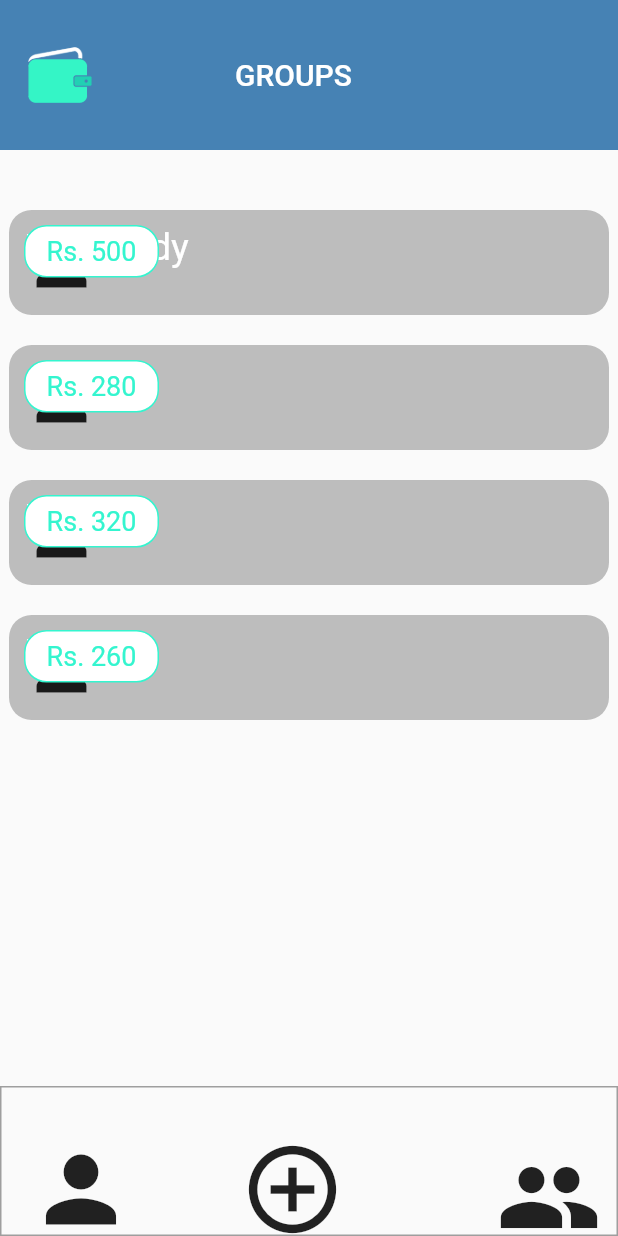
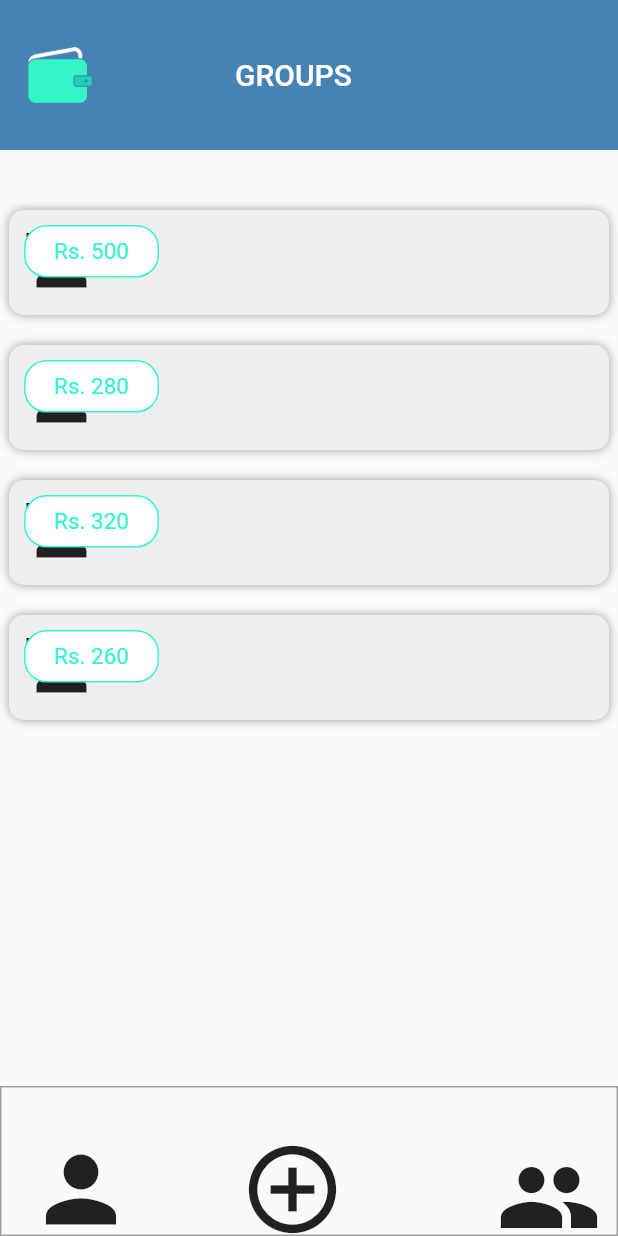
Before and after one commit to hansisanghani/BillSplit, a Flutter app: the FriendsRecord screen opened directly, after a tap on the "people" icon, on a phone screen of 412 x 824 dp. Run offline on Flutter 3.47's test engine with Material 2 defaults, Android fonts, the phone set to English and light mode, and no system bars; our stand-ins replace firebase_auth, firebase_core, google_sign_in, hexcolor; missing offline and left inert: align_positioned; accounts and stored records are empty.

Commit message:
UI modified

```diff
--- a/lib/friends_record.dart
+++ b/lib/friends_record.dart
@@ -1,3 +1,4 @@
+import 'friends_new.dart';
 import 'package:flutter/material.dart';
 import 'package:hexcolor/hexcolor.dart';
 import 'homepage.dart';
@@ -34,8 +35,12 @@ class FriendsRecord extends StatelessWidget{
                             width: 400.0,
                             //alignment: Alignment.center,
                             decoration: BoxDecoration(
-                              borderRadius: BorderRadius.circular(15),
-                              color: Colors.grey[400],
+                              borderRadius: BorderRadius.circular(10),
+                              color: Colors.grey[200],
+                              boxShadow: [BoxShadow(
+                                      color: Colors.grey,
+                                      blurRadius: 5.0,
+                                      ),]
                             ),
                             child: Padding(
                               padding: new EdgeInsets.all(10),
@@ -55,9 +60,9 @@ class FriendsRecord extends StatelessWidget{
                                 AlignPositioned(
                                   child: Text(item['name'],
                                     style: TextStyle(
-                                      color: Colors.white,
-                                      fontSize: 25.0,
-                                    //fontWeight: FontWeight.bold,
+                                      color: Colors.black,
+                                      fontSize: 20.0,
+                                    //fontWeight: FontWeight.w500,
                                     )
                                   ),
                                   alignment: Alignment(-0.4,0),
@@ -71,12 +76,14 @@ class FriendsRecord extends StatelessWidget{
                                       borderRadius: BorderRadius.circular(15),
                                       color: Colors.white,
                                       border: Border.all(color: HexColor('#34F5CF')),
+
                                     ),
+
                                     child: Center(
                                       child:Text(item['amount'],
                                     style: TextStyle(
                                       color: HexColor('#34F5CF'),
-                                      fontSize: 18.0,
+                                      fontSize: 15.0,
                                     //fontWeight: FontWeight.bold,
                                     )
                                   ),
@@ -102,7 +109,7 @@ class FriendsRecord extends StatelessWidget{
           )
         ]
       ),
-      bottomNavigationBar: MyNavBar()
+      bottomNavigationBar: MyNavBar(link: FriendsNew())
     );
   }
 }
--- a/lib/groups_records.dart
+++ b/lib/groups_records.dart
@@ -1,3 +1,4 @@
+import 'groups_new.dart';
 import 'package:flutter/material.dart';
 import 'package:hexcolor/hexcolor.dart';
 import 'homepage.dart';
@@ -34,8 +35,12 @@ class GroupsRecord extends StatelessWidget{
                             width: 400.0,
                             //alignment: Alignment.center,
                             decoration: BoxDecoration(
-                              borderRadius: BorderRadius.circular(15),
-                              color: Colors.grey[400],
+                              borderRadius: BorderRadius.circular(10),
+                              color: Colors.grey[200],
+                              boxShadow: [BoxShadow(
+                                      color: Colors.grey,
+                                      blurRadius: 5.0,
+                                      ),]
                             ),
                             child: Padding(
                               padding: new EdgeInsets.all(10),
@@ -55,8 +60,8 @@ class GroupsRecord extends StatelessWidget{
                                 AlignPositioned(
                                   child: Text(item['name'],
                                     style: TextStyle(
-                                      color: Colors.white,
-                                      fontSize: 25.0,
+                                      color: Colors.black,
+                                      fontSize: 20.0,
                                     //fontWeight: FontWeight.bold,
                                     )
                                   ),
@@ -71,12 +76,13 @@ class GroupsRecord extends StatelessWidget{
                                       borderRadius: BorderRadius.circular(15),
                                       color: Colors.white,
                                       border: Border.all(color: HexColor('#34F5CF')),
+
                                     ),
                                     child: Center(
                                       child:Text(item['amount'],
                                     style: TextStyle(
                                       color: HexColor('#34F5CF'),
-                                      fontSize: 18.0,
+                                      fontSize: 15.0,
                                     //fontWeight: FontWeight.bold,
                                     )
                                   ),
@@ -102,7 +108,7 @@ class GroupsRecord extends StatelessWidget{
           )
         ]
       ),
-      bottomNavigationBar: MyNavBar()
+      bottomNavigationBar: MyNavBar(link: GroupsNew())
     );
   }
 }
```
